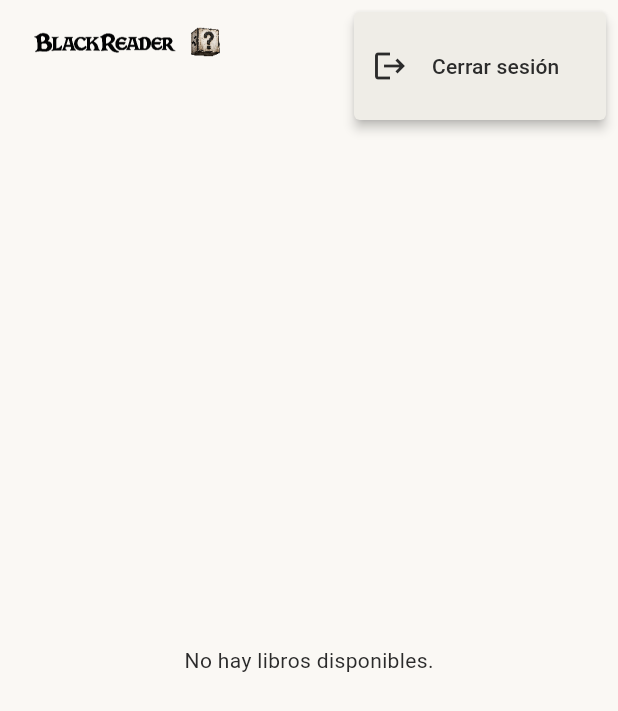
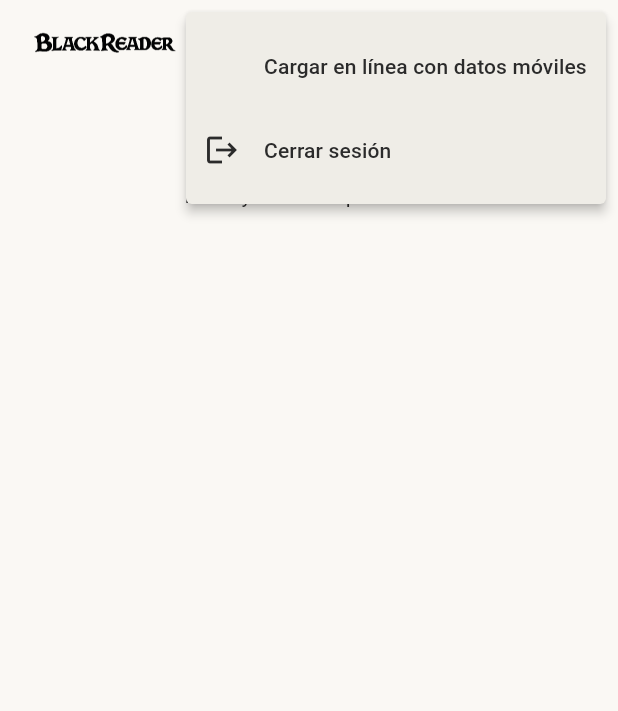
Before and after one commit to A-Joaquin/appreader, a Flutter app: the screen it shows once a user with an empty profile is signed in, after a tap on the "account circle" icon, on a phone screen of 412 x 824 dp. Shown: the top 711 px of the screen. Run offline on Flutter 3.47's test engine with Material 3 defaults, Android fonts, the phone set to English and light mode, and no system bars; our stand-ins replace cached_network_image, connectivity_plus, drift, equatable, file, flutter_bloc and 8 more; missing offline and left inert: flutter_foreground_task; accounts and stored records are empty; generated files the repository leaves out were written again; statements that could not run were skipped.

Commit message:
con datos moviles la biblioteca ya no cae en silencio a solo lo descargado
- detecta los datos moviles (connectivity_plus) y avisa arriba de la lista
- botones "Cargar en linea" (esta vez) y "Siempre con datos", y casilla en el menu de la cuenta
- con datos moviles espera 20 s en vez de 8 antes de rendirse
- si la red falla dice el motivo y deja reintentar; tirar hacia abajo recarga

```diff
--- /dev/null
+++ b/lib/core/network/mobile_data.dart
@@ -0,0 +1,79 @@
+import 'dart:async';
+
+import 'package:connectivity_plus/connectivity_plus.dart';
+import 'package:flutter/foundation.dart';
+import 'package:shared_preferences/shared_preferences.dart';
+import 'package:supabase_flutter/supabase_flutter.dart';
+
+import 'network_timeout.dart';
+
+/// Datos móviles ("megas"): detectarlos y recordar si el usuario quiere ver
+/// los libros en línea con ellos. Con datos móviles la biblioteca muestra por
+/// defecto solo lo descargado y ofrece cargar en línea (una vez o siempre).
+class MobileData {
+  MobileData._();
+
+  static const _prefKey = 'online_con_datos_moviles';
+
+  /// Lo último que se detectó. Lo usa [timeout] sin tener que esperar a una
+  /// nueva consulta de red en cada petición.
+  static bool lastSeenMobile = false;
+
+  /// true si el teléfono está SOLO con datos móviles (sin wifi ni cable).
+  /// En la web el navegador no lo dice de forma fiable: siempre false.
+  static Future<bool> isOnMobileData() async {
+    if (kIsWeb) return lastSeenMobile = false;
+    try {
+      final r = await Connectivity().checkConnectivity();
+      return lastSeenMobile = r.contains(ConnectivityResult.mobile) &&
+          !r.contains(ConnectivityResult.wifi) &&
+          !r.contains(ConnectivityResult.ethernet);
+    } catch (_) {
+      return lastSeenMobile = false;
+    }
+  }
+
+  /// ¿El usuario eligió cargar los libros en línea también con datos móviles?
+  static Future<bool> isAllowed() async {
+    try {
+      final prefs = await SharedPreferences.getInstance();
+      return prefs.getBool(_prefKey) ?? false;
+    } catch (_) {
+      return false;
+    }
+  }
+
+  static Future<void> setAllowed(bool value) async {
+    final prefs = await SharedPreferences.getInstance();
+    await prefs.setBool(_prefKey, value);
+  }
+
+  /// Tope de espera de red para este momento: con datos móviles la primera
+  /// respuesta puede tardar bastante más (señal débil, la red "despertando"),
+  /// así que se da más margen antes de caer a los libros descargados.
+  static Duration get timeout =>
+      lastSeenMobile ? kMobileNetworkTimeout : kNetworkTimeout;
+}
+
+/// Explica en palabras por qué falló una petición de red, para mostrarlo al
+/// usuario en vez de caer en silencio a los libros descargados.
+String describeNetworkError(Object error) {
+  if (error is TimeoutException) {
+    final secs = (error.duration ?? MobileData.timeout).inSeconds;
+    return 'el servidor no respondió en $secs s';
+  }
+  if (error is PostgrestException) {
+    final code = error.code ?? '';
+    return 'error del servidor${code.isEmpty ? '' : ' ($code)'}: ${error.message}';
+  }
+  if (error is AuthException) {
+    return 'problema con la sesión: ${error.message}';
+  }
+  final text = error.toString();
+  if (text.contains('SocketException') ||
+      text.contains('ClientException') ||
+      text.contains('Failed host lookup')) {
+    return 'no hay conexión con el servidor';
+  }
+  return text.length > 120 ? '${text.substring(0, 120)}…' : text;
+}
--- a/lib/core/network/network_timeout.dart
+++ b/lib/core/network/network_timeout.dart
@@ -7,6 +7,11 @@
 /// arranque o de abrir un libro lleva este timeout y cae al dato local.
 const Duration kNetworkTimeout = Duration(seconds: 8);
 
+/// Lo mismo con datos móviles (ver `MobileData.timeout`): con megas la
+/// primera respuesta suele tardar más, y 8 s hacía caer la biblioteca a solo
+/// los libros descargados aunque la red funcionara.
+const Duration kMobileNetworkTimeout = Duration(seconds: 20);
+
 /// Espera de gracia del arranque: si pasado este tiempo Supabase todavía no
 /// ha dicho si hay sesión, seguimos con la sesión guardada en el dispositivo
 /// en vez de dejar el splash en pantalla para siempre.
--- a/lib/data/repositories/book_repository.dart
+++ b/lib/data/repositories/book_repository.dart
@@ -1,10 +1,31 @@
 import 'package:supabase_flutter/supabase_flutter.dart';
 
-import '../../core/network/network_timeout.dart';
+import '../../core/network/mobile_data.dart';
 import '../local/app_database.dart';
 import '../local/local_book_store.dart';
 import '../models/book_model.dart';
 import 'cover_store.dart';
+
+/// De dónde salió la lista de la biblioteca.
+enum LibrarySource {
+  /// De Supabase: todos los libros.
+  online,
+
+  /// Solo los descargados porque hay datos móviles y el usuario no eligió
+  /// cargar en línea con ellos.
+  mobileDataSkipped,
+
+  /// Solo los descargados porque la red falló ([LibraryResult.reason]).
+  offlineFallback,
+}
+
+class LibraryResult {
+  const LibraryResult(this.books, {required this.source, this.reason});
+
+  final List<Book> books;
+  final LibrarySource source;
+  final String? reason;
+}
 
 class BookRepository {
   BookRepository(this.client, {LocalBookStore? local})
@@ -31,7 +52,7 @@ class BookRepository {
         .eq('block_type', 'image')
         .order('page_number', ascending: true)
         .order('sequence_order', ascending: true)
-        .timeout(kNetworkTimeout);
+        .timeout(MobileData.timeout);
     return (response as List)
         .map((json) => (json as Map<String, dynamic>)['image_url'] as String?)
         .where((url) => url != null && url.isNotEmpty)
@@ -67,23 +88,46 @@ class BookRepository {
     return getFirstImageUrl(book.id);
   }
 
+  Future<List<Book>> _fetchOnline() async {
+    final response = await client
+        .from('books')
+        .select('*')
+        .order('created_at', ascending: true)
+        .timeout(MobileData.timeout);
+    return (response as List)
+        .map((json) => Book.fromJson(json as Map<String, dynamic>))
+        .toList();
+  }
+
   /// Library list. Falls back to downloaded books when the network is
   /// unavailable, so the home list and reader drawer still work offline.
   Future<List<Book>> getBooks() async {
     try {
-      final response = await client
-          .from('books')
-          .select('*')
-          .order('created_at', ascending: true)
-          .timeout(kNetworkTimeout);
-
-      return (response as List)
-          .map((json) => Book.fromJson(json as Map<String, dynamic>))
-          .toList();
+      return await _fetchOnline();
     } catch (_) {
       final downloaded = await _local.getDownloadedBooks();
       if (downloaded.isNotEmpty) return downloaded;
       rethrow;
+    }
+  }
+
+  /// Biblioteca diciendo DE DÓNDE salió, para que la pantalla lo explique.
+  /// Con [online] = false (datos móviles sin permiso del usuario) no toca la
+  /// red. Si la red falla cae a lo descargado y guarda el motivo; sin nada
+  /// descargado relanza el error.
+  Future<LibraryResult> loadLibrary({required bool online}) async {
+    if (!online) {
+      return LibraryResult(await _local.getDownloadedBooks(),
+          source: LibrarySource.mobileDataSkipped);
+    }
+    try {
+      return LibraryResult(await _fetchOnline(), source: LibrarySource.online);
+    } catch (e) {
+      final downloaded = await _local.getDownloadedBooks();
+      if (downloaded.isEmpty) rethrow;
+      return LibraryResult(downloaded,
+          source: LibrarySource.offlineFallback,
+          reason: describeNetworkError(e));
     }
   }
 
@@ -99,7 +143,7 @@ class BookRepository {
         .select('*')
         .eq('id', id)
         .maybeSingle()
-        .timeout(kNetworkTimeout);
+        .timeout(MobileData.timeout);
 
     if (response == null) return null;
     return Book.fromJson(response);
--- a/lib/data/repositories/reader_repository.dart
+++ b/lib/data/repositories/reader_repository.dart
@@ -1,6 +1,6 @@
 import 'package:supabase_flutter/supabase_flutter.dart';
 
-import '../../core/network/network_timeout.dart';
+import '../../core/network/mobile_data.dart';
 import '../local/app_database.dart';
 import '../local/local_book_store.dart';
 import '../models/block_fragment_model.dart';
@@ -24,7 +24,7 @@ class ReaderRepository {
         .eq('book_id', bookId)
         .eq('page_number', pageNumber)
         .order('sequence_order', ascending: true)
-        .timeout(kNetworkTimeout);
+        .timeout(MobileData.timeout);
 
     return (response as List)
         .map((json) => ContentBlock.fromJson(json as Map<String, dynamic>))
@@ -46,7 +46,7 @@ class ReaderRepository {
           .select('*')
           .inFilter('block_id', blockIds)
           .order('fragment_order', ascending: true)
-          .timeout(kNetworkTimeout);
+          .timeout(MobileData.timeout);
       fragments = (response as List)
           .map((json) => BlockFragment.fromJson(json as Map<String, dynamic>))
           .toList();
--- a/lib/presentation/home/bloc/home_bloc.dart
+++ b/lib/presentation/home/bloc/home_bloc.dart
@@ -1,5 +1,6 @@
 import 'package:flutter_bloc/flutter_bloc.dart';
 
+import '../../../core/network/mobile_data.dart';
 import '../../../data/repositories/book_repository.dart';
 import 'home_event.dart';
 import 'home_state.dart';
@@ -9,15 +10,35 @@ class HomeBloc extends Bloc<HomeEvent, HomeState> {
 
   HomeBloc(this.repository) : super(const HomeState()) {
     on<LoadBooks>(_onLoadBooks);
+    on<SetMobileDataAllowed>(_onSetMobileDataAllowed);
   }
 
   Future<void> _onLoadBooks(LoadBooks event, Emitter<HomeState> emit) async {
     emit(state.copyWith(status: HomeStatus.loading));
+    final allowed = await MobileData.isAllowed();
+    final onMobile = await MobileData.isOnMobileData();
     try {
-      final books = await repository.getBooks();
-      emit(state.copyWith(status: HomeStatus.success, books: books));
+      final result = await repository.loadLibrary(
+          online: !onMobile || allowed || event.forceOnline);
+      emit(state.copyWith(
+        status: HomeStatus.success,
+        books: result.books,
+        source: result.source,
+        offlineReason: result.reason,
+        mobileDataAllowed: allowed,
+      ));
     } catch (e) {
-      emit(state.copyWith(status: HomeStatus.failure, error: e.toString()));
+      emit(state.copyWith(
+        status: HomeStatus.failure,
+        error: 'No se pudieron cargar los libros: ${describeNetworkError(e)}.',
+        mobileDataAllowed: allowed,
+      ));
     }
   }
+
+  Future<void> _onSetMobileDataAllowed(
+      SetMobileDataAllowed event, Emitter<HomeState> emit) async {
+    await MobileData.setAllowed(event.allowed);
+    add(const LoadBooks());
+  }
 }
--- a/lib/presentation/home/bloc/home_event.dart
+++ b/lib/presentation/home/bloc/home_event.dart
@@ -7,6 +7,24 @@ abstract class HomeEvent extends Equatable {
   List<Object?> get props => [];
 }
 
+/// Carga la biblioteca. Con datos móviles solo va a la red si el usuario lo
+/// permitió siempre, o si [forceOnline] (botón «Cargar en línea» de esta vez).
 class LoadBooks extends HomeEvent {
-  const LoadBooks();
+  const LoadBooks({this.forceOnline = false});
+
+  final bool forceOnline;
+
+  @override
+  List<Object?> get props => [forceOnline];
 }
+
+/// Cambia la preferencia «usar datos móviles para ver libros en línea» y
+/// recarga la biblioteca.
+class SetMobileDataAllowed extends HomeEvent {
+  const SetMobileDataAllowed(this.allowed);
+
+  final bool allowed;
+
+  @override
+  List<Object?> get props => [allowed];
+}
--- a/lib/presentation/home/bloc/home_state.dart
+++ b/lib/presentation/home/bloc/home_state.dart
@@ -1,6 +1,7 @@
 import 'package:equatable/equatable.dart';
 
 import '../../../data/models/book_model.dart';
+import '../../../data/repositories/book_repository.dart';
 
 enum HomeStatus { initial, loading, success, failure }
 
@@ -9,24 +10,43 @@ class HomeState extends Equatable {
   final List<Book> books;
   final String? error;
 
+  /// De dónde salió [books]; la pantalla avisa si no es [LibrarySource.online].
+  final LibrarySource source;
+
+  /// Por qué falló la red cuando [source] es [LibrarySource.offlineFallback].
+  final String? offlineReason;
+
+  /// Preferencia guardada: cargar en línea también con datos móviles.
+  final bool mobileDataAllowed;
+
   const HomeState({
     this.status = HomeStatus.initial,
     this.books = const [],
     this.error,
+    this.source = LibrarySource.online,
+    this.offlineReason,
+    this.mobileDataAllowed = false,
   });
 
   HomeState copyWith({
     HomeStatus? status,
     List<Book>? books,
     String? error,
+    LibrarySource? source,
+    String? offlineReason,
+    bool? mobileDataAllowed,
   }) {
     return HomeState(
       status: status ?? this.status,
       books: books ?? this.books,
       error: error,
+      source: source ?? this.source,
+      offlineReason: offlineReason,
+      mobileDataAllowed: mobileDataAllowed ?? this.mobileDataAllowed,
     );
   }
 
   @override
-  List<Object?> get props => [status, books, error];
+  List<Object?> get props =>
+      [status, books, error, source, offlineReason, mobileDataAllowed];
 }
--- a/lib/presentation/home/home_screen.dart
+++ b/lib/presentation/home/home_screen.dart
@@ -1,4 +1,5 @@
 import 'package:cached_network_image/cached_network_image.dart';
+import 'package:flutter/foundation.dart' show kIsWeb;
 import 'package:flutter/material.dart';
 import 'package:flutter_bloc/flutter_bloc.dart';
 import 'package:go_router/go_router.dart';
@@ -90,14 +91,29 @@ class _HomeView extends StatelessWidget {
                     context.read<HomeBloc>().add(const LoadBooks()),
               );
             case HomeStatus.success:
-              if (state.books.isEmpty) {
-                return const Center(child: Text('No hay libros disponibles.'));
-              }
-              return ListView.builder(
-                padding: const EdgeInsets.all(16),
-                itemCount: state.books.length,
-                itemBuilder: (context, index) =>
-                    _BookCard(book: state.books[index]),
+              final online = state.source == LibrarySource.online;
+              return RefreshIndicator(
+                onRefresh: () async =>
+                    context.read<HomeBloc>().add(const LoadBooks()),
+                child: ListView(
+                  // Siempre desplazable: así se puede tirar hacia abajo para
+                  // recargar aunque la lista sea corta o esté vacía.
+                  physics: const AlwaysScrollableScrollPhysics(),
+                  padding: const EdgeInsets.all(16),
+                  children: [
+                    if (!online) _LibraryNotice(state: state),
+                    if (state.books.isEmpty)
+                      Padding(
+                        padding: const EdgeInsets.only(top: 48),
+                        child: Center(
+                          child: Text(online
+                              ? 'No hay libros disponibles.'
+                              : 'No tienes libros descargados.'),
+                        ),
+                      ),
+                    for (final book in state.books) _BookCard(book: book),
+                  ],
+                ),
               );
           }
         },
@@ -106,14 +122,79 @@ class _HomeView extends StatelessWidget {
   }
 }
 
-/// Account menu in the library AppBar: link to the admin panel (admins only)
-/// and sign out. After signing out the router redirects to /login.
+/// Aviso arriba de la biblioteca cuando NO se muestran todos los libros: por
+/// datos móviles (con la opción de cargar en línea esta vez o siempre) o
+/// porque la red falló (con el motivo y para reintentar).
+class _LibraryNotice extends StatelessWidget {
+  const _LibraryNotice({required this.state});
+
+  final HomeState state;
+
+  @override
+  Widget build(BuildContext context) {
+    final bloc = context.read<HomeBloc>();
+    final mobile = state.source == LibrarySource.mobileDataSkipped;
+    final scheme = Theme.of(context).colorScheme;
+    final text = mobile
+        ? 'Estás con datos móviles: solo se muestran tus libros descargados.'
+        : 'No se pudo conectar (${state.offlineReason ?? 'sin conexión'}). '
+            'Se muestran solo tus libros descargados.';
+    return Card(
+      margin: const EdgeInsets.only(bottom: 16),
+      color: scheme.secondaryContainer,
+      child: Padding(
+        padding: const EdgeInsets.fromLTRB(16, 12, 8, 4),
+        child: Column(
+          crossAxisAlignment: CrossAxisAlignment.start,
+          children: [
+            Row(
+              crossAxisAlignment: CrossAxisAlignment.start,
+              children: [
+                Icon(mobile ? Icons.signal_cellular_alt : Icons.cloud_off,
+                    color: scheme.onSecondaryContainer),
+                const SizedBox(width: 12),
+                Expanded(
+                  child: Text(text,
+                      style: TextStyle(color: scheme.onSecondaryContainer)),
+                ),
+              ],
+            ),
+            Align(
+              alignment: Alignment.centerRight,
+              child: Wrap(
+                spacing: 8,
+                children: [
+                  TextButton(
+                    onPressed: () =>
+                        bloc.add(const LoadBooks(forceOnline: true)),
+                    child: Text(mobile ? 'Cargar en línea' : 'Reintentar'),
+                  ),
+                  if (mobile)
+                    TextButton(
+                      onPressed: () =>
+                          bloc.add(const SetMobileDataAllowed(true)),
+                      child: const Text('Siempre con datos'),
+                    ),
+                ],
+              ),
+            ),
+          ],
+        ),
+      ),
+    );
+  }
+}
+
+/// Account menu in the library AppBar: link to the admin panel (admins only),
+/// the mobile-data preference (phones only) and sign out. After signing out
+/// the router redirects to /login.
 class _AccountMenu extends StatelessWidget {
   const _AccountMenu();
 
   @override
   Widget build(BuildContext context) {
     final auth = AuthController.instance;
+    final bloc = context.read<HomeBloc>();
     return PopupMenuButton<String>(
       icon: const Icon(Icons.account_circle_outlined),
       onSelected: (value) async {
@@ -121,12 +202,21 @@ class _AccountMenu extends StatelessWidget {
           case 'admin':
             context.push('/admin');
             break;
+          case 'mobile_data':
+            bloc.add(SetMobileDataAllowed(!bloc.state.mobileDataAllowed));
+            break;
           case 'logout':
             await auth.signOut();
             break;
         }
       },
       itemBuilder: (context) => [
+        if (!kIsWeb)
+          CheckedPopupMenuItem(
+            value: 'mobile_data',
+            checked: bloc.state.mobileDataAllowed,
+            child: const Text('Cargar en línea con datos móviles'),
+          ),
         if (auth.isAdmin)
           const PopupMenuItem(
             value: 'admin',
--- a/pubspec.yaml
+++ b/pubspec.yaml
@@ -53,6 +53,7 @@ dependencies:
   just_audio: ^0.10.6
   flutter_foreground_task: ^10.0.0
   flutter_local_notifications: ^22.3.2
+  connectivity_plus: ^7.3.2
 
 dev_dependencies:
   flutter_test:
```
Also changed, not shown: pubspec.lock, 1 other file.
